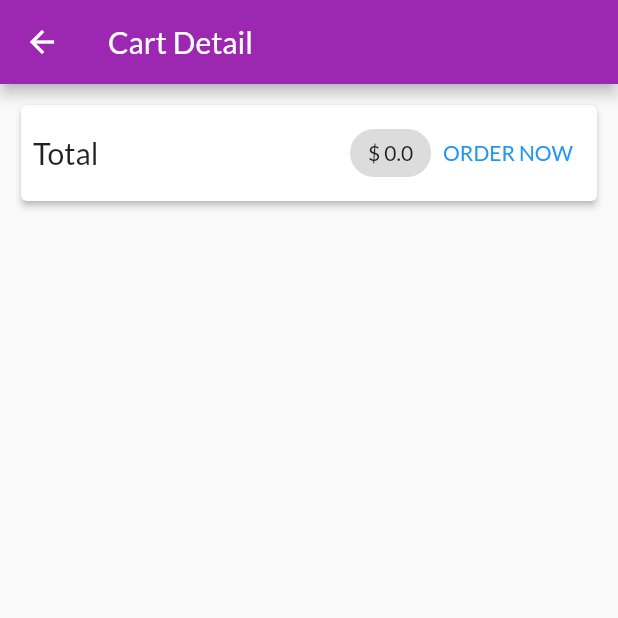
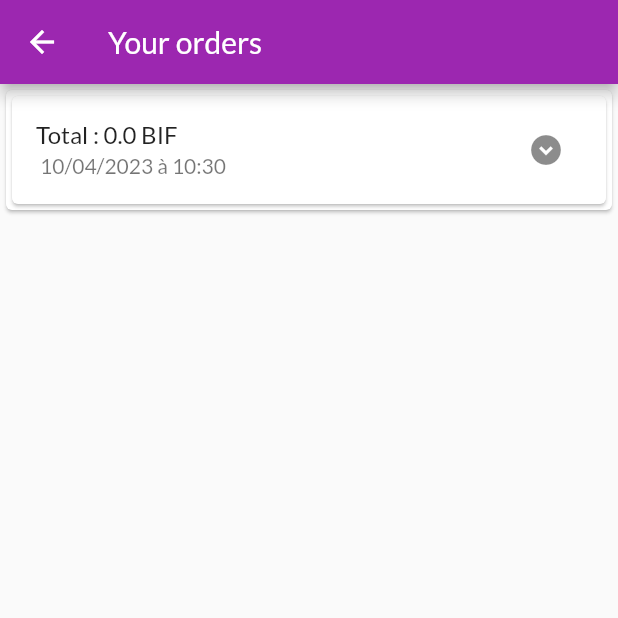
Before and after one commit to Jean-Lionel/flutter_shop_manager, a Flutter app: the CartScreen screen opened by its route, after a tap on "ORDER NOW", on a phone screen of 412 x 824 dp, the top half of it. Run offline on Flutter 3.47's test engine with Material 2 defaults, Android fonts, the phone set to English and light mode, and no system bars; network calls fail.

Commit message:
add card item

```diff
--- a/lib/main.dart
+++ b/lib/main.dart
@@ -1,4 +1,7 @@
 import 'package:flutter/material.dart';
+import './providers/product.dart';
+import './screens/order_screen.dart';
+import '../providers/order.dart';
 import 'package:flutter_shop_manager/screens/carte_screen.dart';
 import '../providers/cart.dart';
 import './providers/products.dart';
@@ -23,6 +26,10 @@ class MyApp extends StatelessWidget {
         ChangeNotifierProvider(
           create: (_) => Cart(),
         ),
+        ChangeNotifierProvider(
+          create: (_) => Order(),
+        ),
+
       ],
       child: MaterialApp(
         title: "My SHop",
@@ -37,6 +44,7 @@ class MyApp extends StatelessWidget {
         routes: {
           ProductDetailScreen.routeName: (_) => ProductDetailScreen(),
           CartScreen.routeName: (_) => CartScreen(),
+          OrderScreen.routeName: (_) => OrderScreen(),
         },
         debugShowCheckedModeBanner: false,
       ),
--- a/lib/providers/cart.dart
+++ b/lib/providers/cart.dart
@@ -15,7 +15,7 @@ class CartItem {
 }
 
 class Cart with ChangeNotifier {
-  final Map<String, CartItem> _items = {};
+  Map<String, CartItem> _items = {};
 
   Map<String, CartItem> get items {
     return {..._items};
@@ -23,6 +23,11 @@ class Cart with ChangeNotifier {
 
   int get countItem {
     return _items.length;
+  }
+
+  void clear() {
+    _items = {};
+    notifyListeners();
   }
 
   void removeItem(String productId) {
--- a/lib/screens/carte_screen.dart
+++ b/lib/screens/carte_screen.dart
@@ -1,5 +1,7 @@
 import 'package:flutter/material.dart';
-import 'package:flutter_shop_manager/providers/cart.dart';
+import './order_screen.dart';
+import '../providers/cart.dart';
+import '../providers/order.dart';
 import 'package:provider/provider.dart';
 
 import '../widgets/cart_item_wiget.dart';
@@ -35,7 +37,14 @@ class CartScreen extends StatelessWidget {
                       const Spacer(),
                       Chip(label: Text("\$ ${cart.totalPrice}")),
                       TextButton(
-                        onPressed: () {},
+                        onPressed: () {
+                          Provider.of<Order>(context, listen: false).addOrder(
+                              cart.items.values.toList(), cart.totalPrice);
+
+                          cart.clear();
+                          Navigator.of(context)
+                              .pushNamed(OrderScreen.routeName);
+                        },
                         child: Text("ORDER NOW"),
                       )
                     ],
--- /dev/null
+++ b/lib/screens/order_screen.dart
@@ -0,0 +1,27 @@
+import 'package:flutter/material.dart';
+import 'package:flutter_shop_manager/providers/order.dart';
+import 'package:provider/provider.dart';
+
+import '../widgets/order_item_widget.dart';
+
+class OrderScreen extends StatelessWidget {
+  static const String routeName = "/order-screen";
+  const OrderScreen({super.key});
+
+  @override
+  Widget build(BuildContext context) {
+    final Order order = Provider.of<Order>(context, listen: false);
+    return Scaffold(
+      appBar: AppBar(
+        title: Text("Your orders"),
+        backgroundColor: Theme.of(context).primaryColor,
+      ),
+      body: ListView.builder(
+        itemBuilder: (ctxt, index) => Card(
+          child: OrderItemWidget(order.items[index]),
+        ),
+        itemCount: order.items.length,
+      ),
+    );
+  }
+}
--- /dev/null
+++ b/lib/widgets/order_item_widget.dart
@@ -0,0 +1,23 @@
+import 'package:flutter/material.dart';
+import 'package:intl/intl.dart';
+import '../providers/order.dart';
+
+class OrderItemWidget extends StatelessWidget {
+  final OrderItem orderItem;
+  const OrderItemWidget(this.orderItem);
+  @override
+  Widget build(BuildContext context) {
+    return Card(
+      child: ListTile(
+        title: Text("Total : ${orderItem.amount} BIF"),
+        subtitle: Text(
+          DateFormat(" dd/MM/yyyy à hh:mm").format(orderItem.dateTime),
+        ),
+        trailing: IconButton(
+          icon: Icon(Icons.expand_circle_down),
+          onPressed: () {},
+        ),
+      ),
+    );
+  }
+}
--- a/pubspec.yaml
+++ b/pubspec.yaml
@@ -31,6 +31,7 @@ dependencies:
   flutter:
     sdk: flutter
   provider: ^6.0.5
+  intl: ^0.18.0
 
 
   # The following adds the Cupertino Icons font to your application.
```
Also changed, not shown: pubspec.lock.
